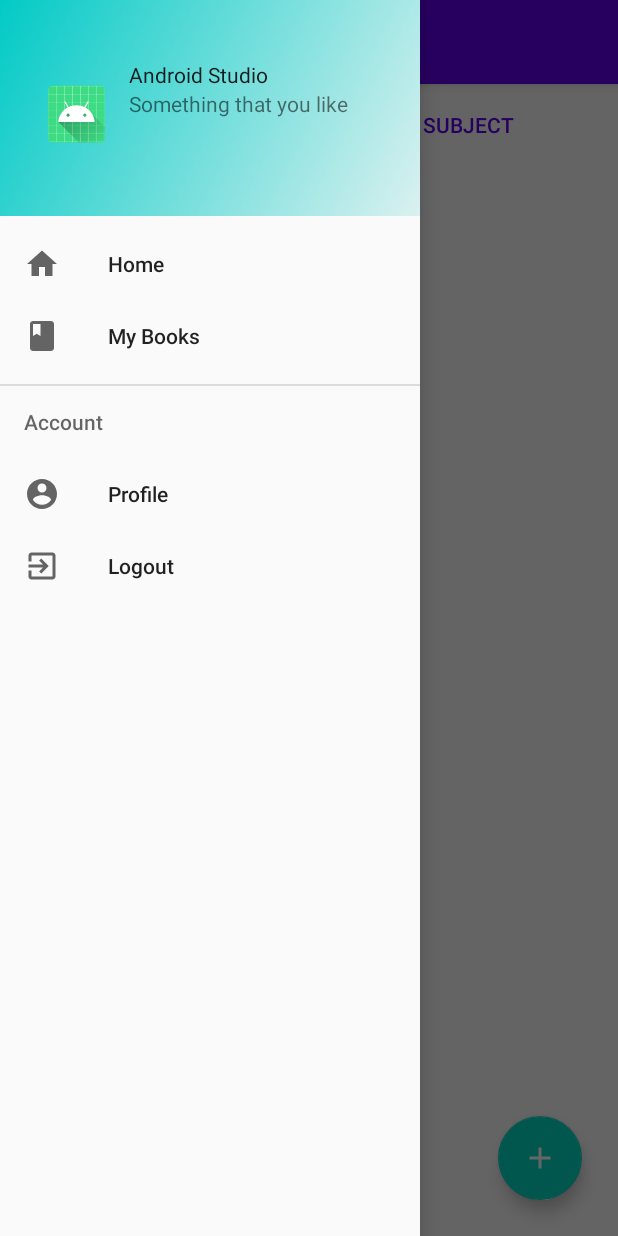
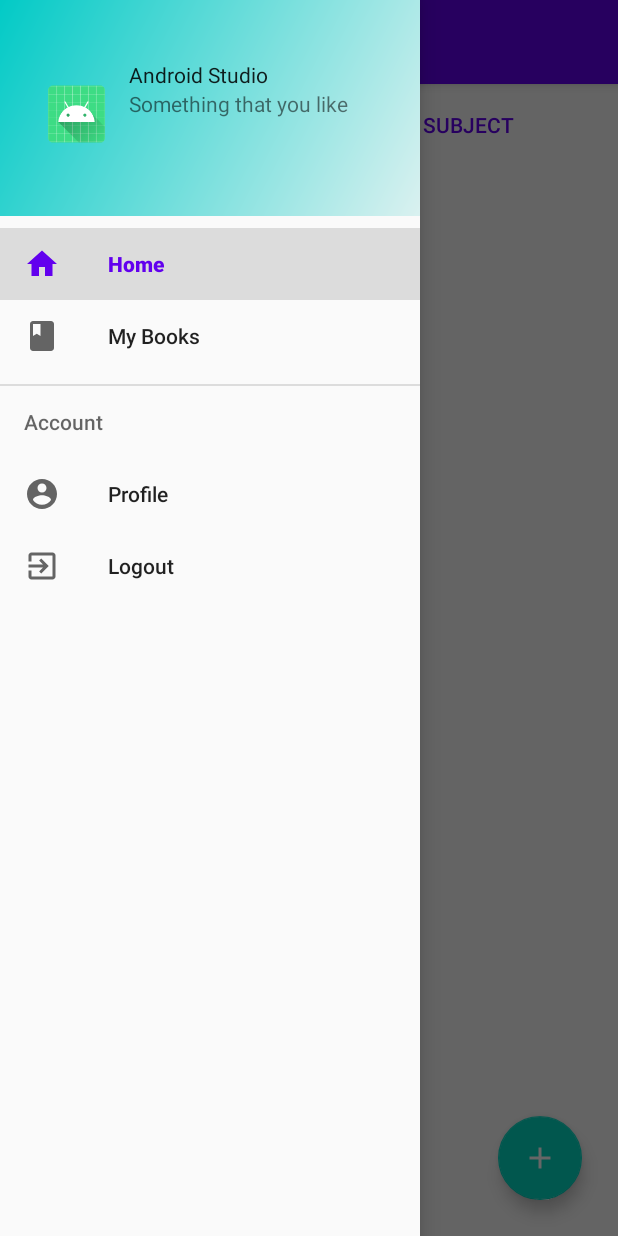
Before and after one commit to apoorvgupta25/BookSellerApp, an Android app: the screen it shows after launch once a user with an empty profile is signed in (HomeActivity), with the side drawer open, on a phone screen of 412 x 824 dp. Run offline under Robolectric (Android 15) with nearby library versions, the phone set to English and light mode, and no system bars; our stand-ins replace Firebase (no records; nobody signed in at launch, a user with empty details on screens opened directly), Picasso, Shimmer; 1 statement that could not run was skipped.

Commit message:
nav drawer highlight selected item

```diff
--- a/app/src/main/res/layout/activity_home.xml
+++ b/app/src/main/res/layout/activity_home.xml
@@ -102,6 +102,6 @@
         android:layout_height="match_parent"
         android:layout_gravity="start"
         app:headerLayout="@layout/nav_drawer"
-        app:menu="@menu/drawer_menu"></com.google.android.material.navigation.NavigationView>
+        app:menu="@menu/drawer_menu" />
 
 </androidx.drawerlayout.widget.DrawerLayout>
--- a/app/src/main/res/layout/activity_my_books.xml
+++ b/app/src/main/res/layout/activity_my_books.xml
@@ -50,6 +50,6 @@
         android:layout_height="match_parent"
         android:layout_gravity="start"
         app:headerLayout="@layout/nav_drawer"
-        app:menu="@menu/drawer_menu"></com.google.android.material.navigation.NavigationView>
+        app:menu="@menu/drawer_menu" />
 
 </androidx.drawerlayout.widget.DrawerLayout>
--- a/app/src/main/res/layout/activity_profile.xml
+++ b/app/src/main/res/layout/activity_profile.xml
@@ -39,16 +39,13 @@
     </androidx.constraintlayout.widget.ConstraintLayout>
 
 
-
     <com.google.android.material.navigation.NavigationView
         android:id="@+id/navigationViewProfile"
         android:layout_width="wrap_content"
         android:layout_height="match_parent"
         app:menu="@menu/drawer_menu"
         android:layout_gravity="start"
-        app:headerLayout="@layout/nav_drawer"
-        >
-    </com.google.android.material.navigation.NavigationView>
+        app:headerLayout="@layout/nav_drawer" />
 
 
 </androidx.drawerlayout.widget.DrawerLayout>
--- a/app/src/main/res/menu/drawer_menu.xml
+++ b/app/src/main/res/menu/drawer_menu.xml
@@ -14,12 +14,12 @@
 
     <item android:title="Account">
         <menu>
-
+            <group android:checkableBehavior="single">
             <item
                 android:id="@+id/profile"
                 android:icon="@drawable/ic_account"
                 android:title="Profile" />
-
+            </group>
             <item
                 android:id="@+id/logout"
                 android:icon="@drawable/ic_logout"
```
Also changed, not shown: app/src/main/java/com/example/bookseller/activity/HomeActivity.kt (+12 -5 lines), app/src/main/java/com/example/bookseller/activity/MyBooksActivity.kt (+11 -0 lines), app/src/main/java/com/example/bookseller/activity/ProfileActivity.kt (+12 -1 lines), 50 other files.
